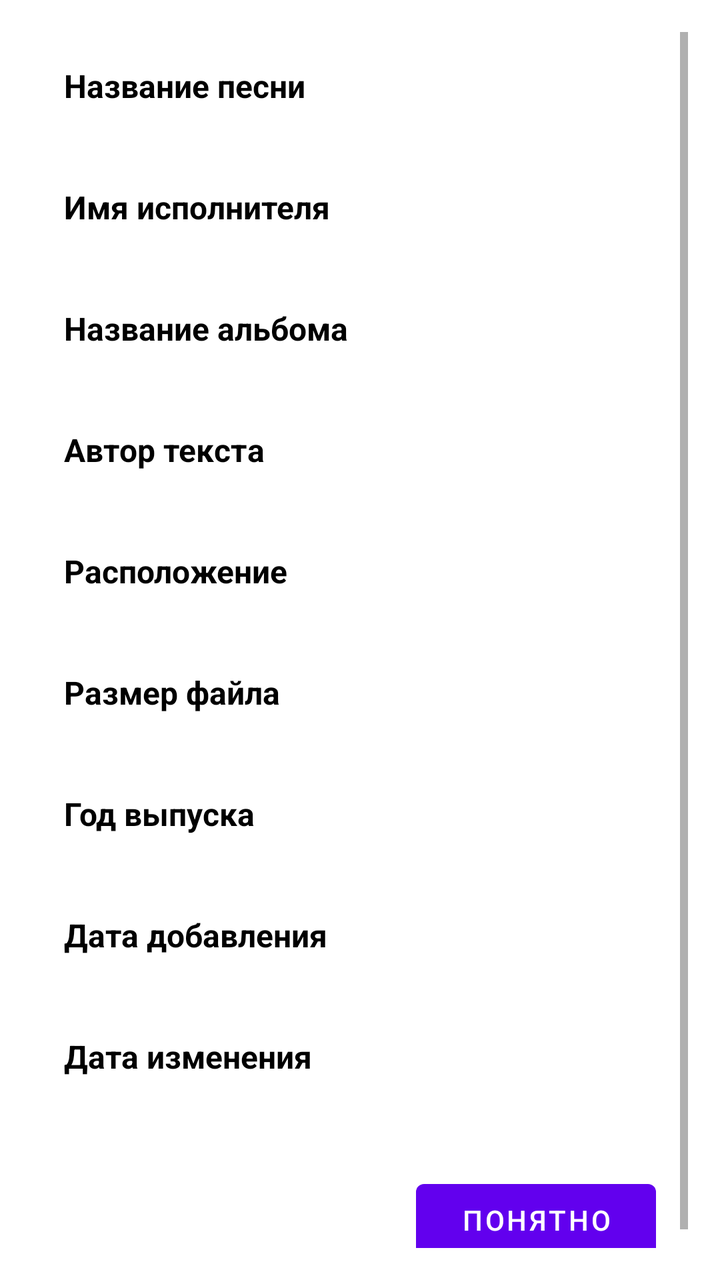
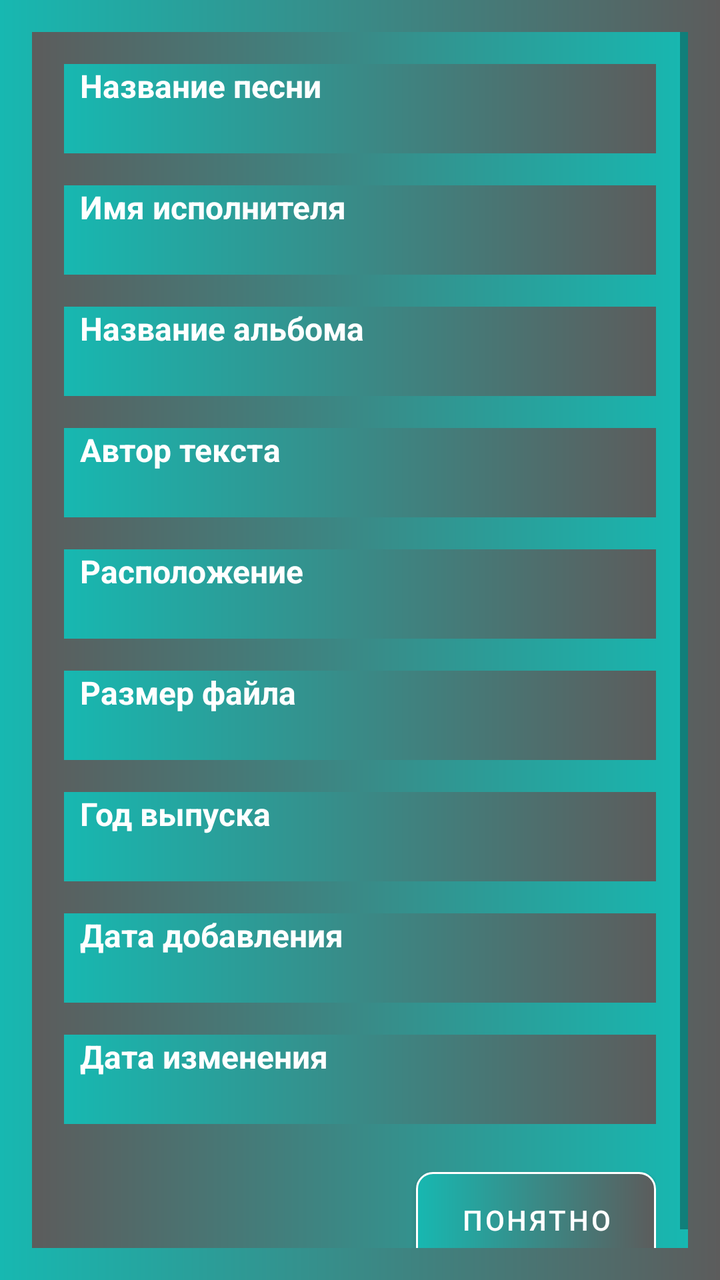

Before-and-after screenshots of an Android layout around one commit, followed by the original layout XML and the change that was made.
<!-- AndroidManifest.xml: application theme Theme.MuzPleer -->
<!-- res/layout/dialog_song_info.xml -->
<?xml version="1.0" encoding="utf-8"?>
<ScrollView xmlns:android="http://schemas.android.com/apk/res/android"
    android:layout_width="match_parent"
    android:layout_height="match_parent"
    android:padding="16dp">

    <LinearLayout
        android:layout_width="match_parent"
        android:layout_height="wrap_content"
        android:orientation="vertical"
        android:padding="16dp">

        
        <LinearLayout
            android:layout_width="match_parent"
            android:layout_height="wrap_content"
            android:orientation="vertical"
            android:layout_marginBottom="16dp">

            <TextView
                android:layout_width="match_parent"
                android:layout_height="wrap_content"
                android:text="Название песни"
                android:textStyle="bold"
                android:textSize="16sp"
                android:textColor="@color/black"/>

            <TextView
                android:id="@+id/tvTitle"
                android:layout_width="match_parent"
                android:layout_height="wrap_content"
                android:textSize="14sp"
                android:textColor="@color/black"
                android:layout_marginTop="4dp"/>
        </LinearLayout>

        
        <LinearLayout
            android:layout_width="match_parent"
            android:layout_height="wrap_content"
            android:orientation="vertical"
            android:layout_marginBottom="16dp">

            <TextView
                android:layout_width="match_parent"
                android:layout_height="wrap_content"
                android:text="Имя исполнителя"
                android:textStyle="bold"
                android:textSize="16sp"
                android:textColor="@color/black"/>

            <TextView
                android:id="@+id/tvArtist"
                android:layout_width="match_parent"
                android:layout_height="wrap_content"
                android:textSize="14sp"
                android:textColor="@color/black"
                android:layout_marginTop="4dp"/>
        </LinearLayout>

        
        <LinearLayout
            android:layout_width="match_parent"
            android:layout_height="wrap_content"
            android:orientation="vertical"
            android:layout_marginBottom="16dp">

            <TextView
                android:layout_width="match_parent"
                android:layout_height="wrap_content"
                android:text="Название альбома"
                android:textStyle="bold"
                android:textSize="16sp"
                android:textColor="@color/black"/>

            <TextView
                android:id="@+id/tvAlbum"
                android:layout_width="match_parent"
                android:layout_height="wrap_content"
                android:textSize="14sp"
                android:textColor="@color/black"
                android:layout_marginTop="4dp"/>
        </LinearLayout>

        
        <LinearLayout
            android:layout_width="match_parent"
            android:layout_height="wrap_content"
            android:orientation="vertical"
            android:layout_marginBottom="16dp">

            <TextView
                android:layout_width="match_parent"
                android:layout_height="wrap_content"
                android:text="Автор текста"
                android:textStyle="bold"
                android:textSize="16sp"
                android:textColor="@color/black"/>

            <TextView
                android:id="@+id/tvAuthor"
                android:layout_width="match_parent"
                android:layout_height="wrap_content"
                android:textSize="14sp"
                android:textColor="@color/black"
                android:layout_marginTop="4dp"/>
        </LinearLayout>

        
        <LinearLayout
            android:layout_width="match_parent"
            android:layout_height="wrap_content"
            android:orientation="vertical"
            android:layout_marginBottom="16dp">

            <TextView
                android:layout_width="match_parent"
                android:layout_height="wrap_content"
                android:text="Расположение"
                android:textStyle="bold"
                android:textSize="16sp"
                android:textColor="@color/black"/>

            <TextView
                android:id="@+id/tvLocation"
                android:layout_width="match_parent"
                android:layout_height="wrap_content"
                android:textSize="14sp"
                android:textColor="@color/black"
                android:layout_marginTop="4dp"/>
        </LinearLayout>

        
        <LinearLayout
            android:layout_width="match_parent"
            android:layout_height="wrap_content"
            android:orientation="vertical"
            android:layout_marginBottom="16dp">

            <TextView
                android:layout_width="match_parent"
                android:layout_height="wrap_content"
                android:text="Размер файла"
                android:textStyle="bold"
                android:textSize="16sp"
                android:textColor="@color/black"/>

            <TextView
                android:id="@+id/tvSize"
                android:layout_width="match_parent"
                android:layout_height="wrap_content"
                android:textSize="14sp"
                android:textColor="@color/black"
                android:layout_marginTop="4dp"/>
        </LinearLayout>

        
        <LinearLayout
            android:layout_width="match_parent"
            android:layout_height="wrap_content"
            android:orientation="vertical"
            android:layout_marginBottom="16dp">

            <TextView
                android:layout_width="match_parent"
                android:layout_height="wrap_content"
                android:text="Год выпуска"
                android:textStyle="bold"
                android:textSize="16sp"
                android:textColor="@color/black"/>

            <TextView
                android:id="@+id/tvYear"
                android:layout_width="match_parent"
                android:layout_height="wrap_content"
                android:textSize="14sp"
                android:textColor="@color/black"
                android:layout_marginTop="4dp"/>
        </LinearLayout>

        
        <LinearLayout
            android:layout_width="match_parent"
            android:layout_height="wrap_content"
            android:orientation="vertical"
            android:layout_marginBottom="16dp">

            <TextView
                android:layout_width="match_parent"
                android:layout_height="wrap_content"
                android:text="Дата добавления"
                android:textStyle="bold"
                android:textSize="16sp"
                android:textColor="@color/black"/>

            <TextView
                android:id="@+id/tvDateAdded"
                android:layout_width="match_parent"
                android:layout_height="wrap_content"
                android:textSize="14sp"
                android:textColor="@color/black"
                android:layout_marginTop="4dp"/>
        </LinearLayout>

        
        <LinearLayout
            android:layout_width="match_parent"
            android:layout_height="wrap_content"
            android:orientation="vertical"
            android:layout_marginBottom="24dp">

            <TextView
                android:layout_width="match_parent"
                android:layout_height="wrap_content"
                android:text="Дата изменения"
                android:textStyle="bold"
                android:textSize="16sp"
                android:textColor="@color/black"/>

            <TextView
                android:id="@+id/tvDateModified"
                android:layout_width="match_parent"
                android:layout_height="wrap_content"
                android:textSize="14sp"
                android:textColor="@color/black"
                android:layout_marginTop="4dp"/>
        </LinearLayout>

        
        <Button
            android:id="@+id/btnUnderstand"
            android:layout_width="wrap_content"
            android:layout_height="wrap_content"
            android:text="Понятно"
            android:layout_gravity="end"
            android:minWidth="120dp"/>

    </LinearLayout>
</ScrollView>
<!-- resources referenced by this layout -->
<resources>
  <color name="black">#FF000000</color>
  <style name="Theme.MuzPleer" parent="Theme.MaterialComponents.DayNight.DarkActionBar">
          
          <item name="colorPrimary">@color/purple_500</item>
          <item name="colorPrimaryVariant">@color/purple_700</item>
          <item name="colorOnPrimary">@color/white</item>
          
          <item name="colorSecondary">@color/teal_200</item>
          <item name="colorSecondaryVariant">@color/teal_700</item>
          <item name="colorOnSecondary">@color/black</item>
          
          <item name="android:statusBarColor">?attr/colorPrimaryVariant</item>
          
      </style>
  <color name="purple_500">#FF6200EE</color>
  <color name="purple_700">#FF3700B3</color>
  <color name="white">#FFFFFFFF</color>
  <color name="teal_200">#FF03DAC5</color>
  <color name="teal_700">#FF018786</color>
</resources>

<!-- the commit's change to res/layout/dialog_song_info.xml (unified diff, before → after) -->
@@ -2,238 +2,272 @@
 <ScrollView xmlns:android="http://schemas.android.com/apk/res/android"
     android:layout_width="match_parent"
     android:layout_height="match_parent"
-    android:padding="16dp">
+    xmlns:app="http://schemas.android.com/apk/res-auto"
+    android:padding="16dp"
+    android:background="@drawable/item_list_effects">
 
     <LinearLayout
         android:layout_width="match_parent"
         android:layout_height="wrap_content"
         android:orientation="vertical"
-        android:padding="16dp">
-
-        
-        <LinearLayout
-            android:layout_width="match_parent"
-            android:layout_height="wrap_content"
-            android:orientation="vertical"
-            android:layout_marginBottom="16dp">
-
-            <TextView
-                android:layout_width="match_parent"
-                android:layout_height="wrap_content"
+        android:padding="16dp"
+        android:background="@drawable/item_list_effects_revers">
+
+        
+        <LinearLayout
+            android:layout_width="match_parent"
+            android:layout_height="wrap_content"
+            android:orientation="vertical"
+            android:layout_marginBottom="16dp"
+            android:background="@drawable/item_list_effects">
+
+            <TextView
+                android:layout_width="match_parent"
+                android:layout_height="wrap_content"
+                android:layout_marginStart="8dp"
                 android:text="Название песни"
                 android:textStyle="bold"
                 android:textSize="16sp"
-                android:textColor="@color/black"/>
+                android:textColor="@color/white"/>
 
             <TextView
                 android:id="@+id/tvTitle"
                 android:layout_width="match_parent"
                 android:layout_height="wrap_content"
-                android:textSize="14sp"
-                android:textColor="@color/black"
-                android:layout_marginTop="4dp"/>
-        </LinearLayout>
-
-        
-        <LinearLayout
-            android:layout_width="match_parent"
-            android:layout_height="wrap_content"
-            android:orientation="vertical"
-            android:layout_marginBottom="16dp">
-
-            <TextView
-                android:layout_width="match_parent"
-                android:layout_height="wrap_content"
+                android:layout_marginStart="8dp"
+                android:textSize="14sp"
+                android:textColor="@color/white"
+                android:layout_marginTop="4dp"/>
+        </LinearLayout>
+
+        
+        <LinearLayout
+            android:layout_width="match_parent"
+            android:layout_height="wrap_content"
+            android:orientation="vertical"
+            android:layout_marginBottom="16dp"
+            android:background="@drawable/item_list_effects">
+
+            <TextView
+                android:layout_width="match_parent"
+                android:layout_height="wrap_content"
+                android:layout_marginStart="8dp"
                 android:text="Имя исполнителя"
                 android:textStyle="bold"
                 android:textSize="16sp"
-                android:textColor="@color/black"/>
+                android:textColor="@color/white"/>
 
             <TextView
                 android:id="@+id/tvArtist"
                 android:layout_width="match_parent"
                 android:layout_height="wrap_content"
-                android:textSize="14sp"
-                android:textColor="@color/black"
-                android:layout_marginTop="4dp"/>
-        </LinearLayout>
-
-        
-        <LinearLayout
-            android:layout_width="match_parent"
-            android:layout_height="wrap_content"
-            android:orientation="vertical"
-            android:layout_marginBottom="16dp">
-
-            <TextView
-                android:layout_width="match_parent"
-                android:layout_height="wrap_content"
+                android:layout_marginStart="8dp"
+                android:textSize="14sp"
+                android:textColor="@color/white"
+                android:layout_marginTop="4dp"/>
+        </LinearLayout>
+
+        
+        <LinearLayout
+            android:layout_width="match_parent"
+            android:layout_height="wrap_content"
+            android:orientation="vertical"
+            android:layout_marginBottom="16dp"
+            android:background="@drawable/item_list_effects">
+
+            <TextView
+                android:layout_width="match_parent"
+                android:layout_height="wrap_content"
+                android:layout_marginStart="8dp"
                 android:text="Название альбома"
                 android:textStyle="bold"
                 android:textSize="16sp"
-                android:textColor="@color/black"/>
+                android:textColor="@color/white"/>
 
             <TextView
                 android:id="@+id/tvAlbum"
                 android:layout_width="match_parent"
                 android:layout_height="wrap_content"
-                android:textSize="14sp"
-                android:textColor="@color/black"
-                android:layout_marginTop="4dp"/>
-        </LinearLayout>
-
-        
-        <LinearLayout
-            android:layout_width="match_parent"
-            android:layout_height="wrap_content"
-            android:orientation="vertical"
-            android:layout_marginBottom="16dp">
-
-            <TextView
-                android:layout_width="match_parent"
-                android:layout_height="wrap_content"
+                android:layout_marginStart="8dp"
+                android:textSize="14sp"
+                android:textColor="@color/white"
+                android:layout_marginTop="4dp"/>
+        </LinearLayout>
+
+        
+        <LinearLayout
+            android:layout_width="match_parent"
+            android:layout_height="wrap_content"
+            android:orientation="vertical"
+            android:layout_marginBottom="16dp"
+            android:background="@drawable/item_list_effects">
+
+            <TextView
+                android:layout_width="match_parent"
+                android:layout_height="wrap_content"
+                android:layout_marginStart="8dp"
                 android:text="Автор текста"
                 android:textStyle="bold"
                 android:textSize="16sp"
-                android:textColor="@color/black"/>
+                android:textColor="@color/white"/>
 
             <TextView
                 android:id="@+id/tvAuthor"
                 android:layout_width="match_parent"
                 android:layout_height="wrap_content"
-                android:textSize="14sp"
-                android:textColor="@color/black"
-                android:layout_marginTop="4dp"/>
-        </LinearLayout>
-
-        
-        <LinearLayout
-            android:layout_width="match_parent"
-            android:layout_height="wrap_content"
-            android:orientation="vertical"
-            android:layout_marginBottom="16dp">
-
-            <TextView
-                android:layout_width="match_parent"
-                android:layout_height="wrap_content"
+                android:layout_marginStart="8dp"
+                android:textSize="14sp"
+                android:textColor="@color/white"
+                android:layout_marginTop="4dp"/>
+        </LinearLayout>
+
+        
+        <LinearLayout
+            android:layout_width="match_parent"
+            android:layout_height="wrap_content"
+            android:orientation="vertical"
+            android:layout_marginBottom="16dp"
+            android:background="@drawable/item_list_effects">
+
+            <TextView
+                android:layout_width="match_parent"
+                android:layout_height="wrap_content"
+                android:layout_marginStart="8dp"
                 android:text="Расположение"
                 android:textStyle="bold"
                 android:textSize="16sp"
-                android:textColor="@color/black"/>
+                android:textColor="@color/white"/>
 
             <TextView
                 android:id="@+id/tvLocation"
                 android:layout_width="match_parent"
                 android:layout_height="wrap_content"
-                android:textSize="14sp"
-                android:textColor="@color/black"
-                android:layout_marginTop="4dp"/>
-        </LinearLayout>
-
-        
-        <LinearLayout
-            android:layout_width="match_parent"
-            android:layout_height="wrap_content"
-            android:orientation="vertical"
-            android:layout_marginBottom="16dp">
-
-            <TextView
-                android:layout_width="match_parent"
-                android:layout_height="wrap_content"
+                android:layout_marginStart="8dp"
+                android:textSize="14sp"
+                android:textColor="@color/white"
+                android:layout_marginTop="4dp"/>
+        </LinearLayout>
+
+        
+        <LinearLayout
+            android:layout_width="match_parent"
+            android:layout_height="wrap_content"
+            android:orientation="vertical"
+            android:layout_marginBottom="16dp"
+            android:background="@drawable/item_list_effects">
+
+            <TextView
+                android:layout_width="match_parent"
+                android:layout_height="wrap_content"
+                android:layout_marginStart="8dp"
                 android:text="Размер файла"
                 android:textStyle="bold"
                 android:textSize="16sp"
-                android:textColor="@color/black"/>
+                android:textColor="@color/white"/>
 
             <TextView
                 android:id="@+id/tvSize"
                 android:layout_width="match_parent"
                 android:layout_height="wrap_content"
-                android:textSize="14sp"
-                android:textColor="@color/black"
-                android:layout_marginTop="4dp"/>
-        </LinearLayout>
-
-        
-        <LinearLayout
-            android:layout_width="match_parent"
-            android:layout_height="wrap_content"
-            android:orientation="vertical"
-            android:layout_marginBottom="16dp">
-
-            <TextView
-                android:layout_width="match_parent"
-                android:layout_height="wrap_content"
+                android:layout_marginStart="8dp"
+                android:textSize="14sp"
+                android:textColor="@color/white"
+                android:layout_marginTop="4dp"/>
+        </LinearLayout>
+
+        
+        <LinearLayout
+            android:layout_width="match_parent"
+            android:layout_height="wrap_content"
+            android:orientation="vertical"
+            android:layout_marginBottom="16dp"
+            android:background="@drawable/item_list_effects">
+
+            <TextView
+                android:layout_width="match_parent"
+                android:layout_height="wrap_content"
+                android:layout_marginStart="8dp"
                 android:text="Год выпуска"
                 android:textStyle="bold"
                 android:textSize="16sp"
-                android:textColor="@color/black"/>
+                android:textColor="@color/white"/>
 
             <TextView
                 android:id="@+id/tvYear"
                 android:layout_width="match_parent"
                 android:layout_height="wrap_content"
-                android:textSize="14sp"
-                android:textColor="@color/black"
-                android:layout_marginTop="4dp"/>
-        </LinearLayout>
-
-        
-        <LinearLayout
-            android:layout_width="match_parent"
-            android:layout_height="wrap_content"
-            android:orientation="vertical"
-            android:layout_marginBottom="16dp">
-
-            <TextView
-                android:layout_width="match_parent"
-                android:layout_height="wrap_content"
+                android:layout_marginStart="8dp"
+                android:textSize="14sp"
+                android:textColor="@color/white"
+                android:layout_marginTop="4dp"/>
+        </LinearLayout>
+
+        
+        <LinearLayout
+            android:layout_width="match_parent"
+            android:layout_height="wrap_content"
+            android:orientation="vertical"
+            android:layout_marginBottom="16dp"
+            android:background="@drawable/item_list_effects">
+
+            <TextView
+                android:layout_width="match_parent"
+                android:layout_height="wrap_content"
+                android:layout_marginStart="8dp"
                 android:text="Дата добавления"
                 android:textStyle="bold"
                 android:textSize="16sp"
-                android:textColor="@color/black"/>
+                android:textColor="@color/white"/>
 
             <TextView
                 android:id="@+id/tvDateAdded"
                 android:layout_width="match_parent"
                 android:layout_height="wrap_content"
-                android:textSize="14sp"
-                android:textColor="@color/black"
-                android:layout_marginTop="4dp"/>
-        </LinearLayout>
-
-        
-        <LinearLayout
-            android:layout_width="match_parent"
-            android:layout_height="wrap_content"
-            android:orientation="vertical"
-            android:layout_marginBottom="24dp">
-
-            <TextView
-                android:layout_width="match_parent"
-                android:layout_height="wrap_content"
+                android:layout_marginStart="8dp"
+                android:textSize="14sp"
+                android:textColor="@color/white"
+                android:layout_marginTop="4dp"/>
+        </LinearLayout>
+
+        
+        <LinearLayout
+            android:layout_width="match_parent"
+            android:layout_height="wrap_content"
+            android:orientation="vertical"
+            android:layout_marginBottom="24dp"
+            android:background="@drawable/item_list_effects">
+
+            <TextView
+                android:layout_width="match_parent"
+                android:layout_height="wrap_content"
+                android:layout_marginStart="8dp"
                 android:text="Дата изменения"
                 android:textStyle="bold"
                 android:textSize="16sp"
-                android:textColor="@color/black"/>
+                android:textColor="@color/white"/>
 
             <TextView
                 android:id="@+id/tvDateModified"
                 android:layout_width="match_parent"
                 android:layout_height="wrap_content"
-                android:textSize="14sp"
-                android:textColor="@color/black"
-                android:layout_marginTop="4dp"/>
-        </LinearLayout>
-
-        
-        <Button
+                android:layout_marginStart="8dp"
+                android:textSize="14sp"
+                android:textColor="@color/white"
+                android:layout_marginTop="4dp"/>
+        </LinearLayout>
+
+        
+        <com.google.android.material.button.MaterialButton
             android:id="@+id/btnUnderstand"
             android:layout_width="wrap_content"
             android:layout_height="wrap_content"
+            android:elevation="2dp"
             android:text="Понятно"
             android:layout_gravity="end"
-            android:minWidth="120dp"/>
+            android:minWidth="120dp"
+            android:background="@drawable/item_list_effects_stroke"
+            android:textColor="@color/white"
+            app:backgroundTint="@null"/>
 
     </LinearLayout>
 </ScrollView>
<!-- resource entries referenced after the edit -->
@@ -17,6 +17,42 @@
   <color name="purple_500">#FF6200EE</color>
   <color name="purple_700">#FF3700B3</color>
   <color name="white">#FFFFFFFF</color>
+  <!-- drawable item_list_effects (drawable) -->
+  <shape xmlns:android="http://schemas.android.com/apk/res/android"
+      android:shape="rectangle">
+      <gradient
+          android:angle="0"
+          android:endColor="#5C5C5C"
+          android:startColor="#17B8B1"
+          android:type="linear" />
+  </shape>
+  <!-- drawable item_list_effects_revers (drawable) -->
+  <shape xmlns:android="http://schemas.android.com/apk/res/android"
+      android:shape="rectangle">
+      <gradient
+          android:angle="0"
+          android:endColor="#17B8B1"
+          android:startColor="#5C5C5C"
+          android:type="linear" />
+  </shape>
+  <!-- drawable item_list_effects_stroke (drawable) -->
+  <?xml version="1.0" encoding="utf-8"?>
+  <shape xmlns:android="http://schemas.android.com/apk/res/android"
+      android:shape="rectangle">
+  
+      <gradient
+          android:angle="0"
+          android:startColor="#17B8B1"
+          android:endColor="#5C5C5C"
+          android:type="linear" />
+  
+      <corners android:radius="8dp" />
+  
+      <stroke
+          android:width="1dp"
+          android:color="@color/white" />
+  
+  </shape>
   <color name="teal_200">#FF03DAC5</color>
   <color name="teal_700">#FF018786</color>
 </resources>
